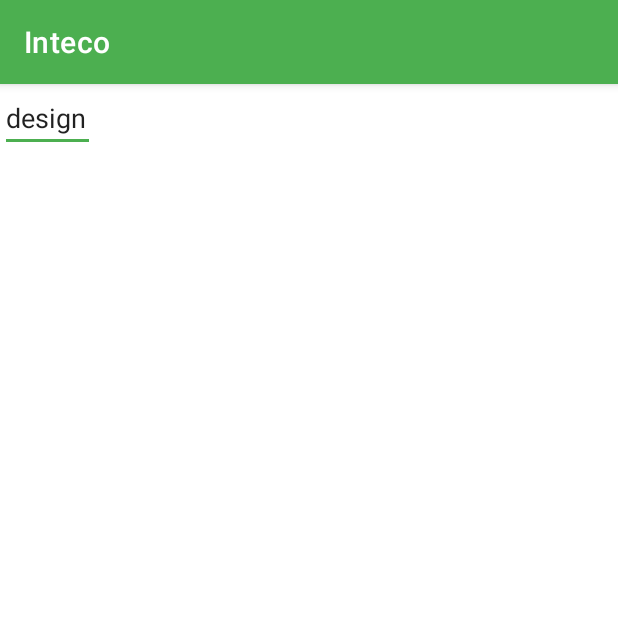
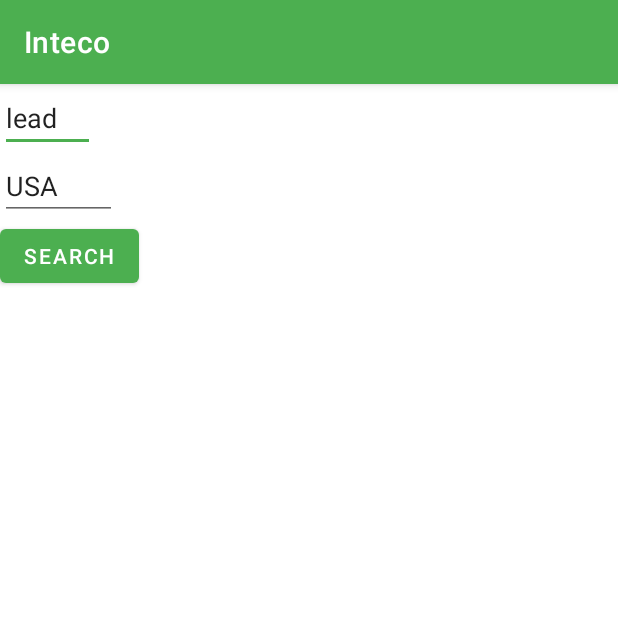
Before and after one commit to tony-nguyen1/Inteco, an Android app: the SearchActivity screen opened directly, with no data from a screen before it, on a phone screen of 412 x 824 dp, the top half of it. Run offline under Robolectric (Android 15) with nearby library versions, the phone set to English and light mode, and no system bars; our stand-ins replace CircleImageView, Firebase (no records; nobody signed in at launch, a user with empty details on screens opened directly).

Commit message:
search title place

```diff
--- a/app/src/main/res/layout/activity_search.xml
+++ b/app/src/main/res/layout/activity_search.xml
@@ -19,7 +19,19 @@
             android:layout_height="wrap_content"
 
             android:hint="Search"
-            android:text="design"/>
+            android:text="lead"/>
+        <EditText
+            android:id="@+id/locationEditText"
+            android:layout_width="wrap_content"
+            android:layout_height="wrap_content"
+
+            android:hint="Location"
+            android:text="USA"/>
+        <Button
+            android:id="@+id/search_button"
+            android:layout_width="wrap_content"
+            android:layout_height="wrap_content"
+            android:text="Search"/>
 <!--        <androidx.fragment.app.FragmentContainerView-->
 <!--            android:id="@+id/fragment_container_view"-->
 <!--            android:layout_width="match_parent"-->
```
Also changed, not shown: app/src/main/java/fr/umontpellier/etu/inteco/Seeker/SearchActivity.java (+92 -55 lines).
